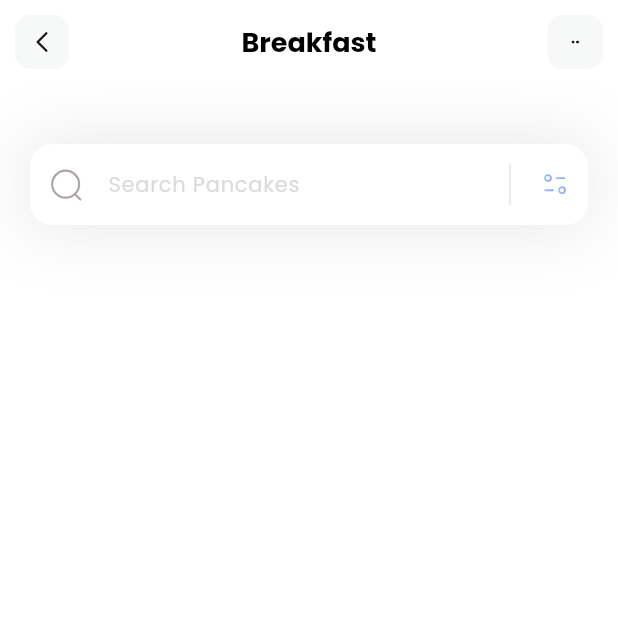
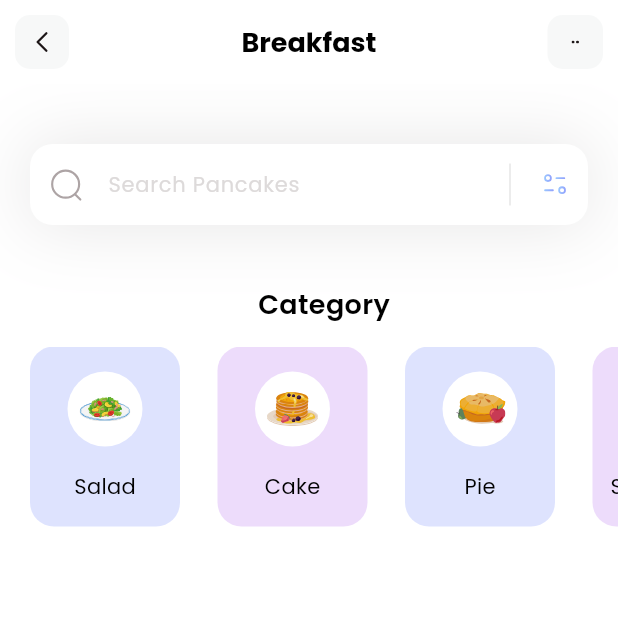
Before and after one commit to PeekingBad/MealApp, a Flutter app: the screen it shows after launch, on a phone screen of 412 x 824 dp, the top half of it. Run offline on Flutter 3.47's test engine with Material 3 defaults, Android fonts, the phone set to English and light mode, and no system bars; our stand-ins replace flutter_svg.

Commit message:
build - categories + model class

```diff
--- a/lib/main.dart
+++ b/lib/main.dart
@@ -14,7 +14,7 @@
     return  MaterialApp(
       debugShowCheckedModeBanner: false,
       theme: ThemeData(fontFamily: 'Poppins'),
-      home: const HomePage(),
+      home: HomePage(),
     );
   }
 }
--- /dev/null
+++ b/lib/models/category_model.dart
@@ -0,0 +1,53 @@
+import "package:flutter/material.dart";
+
+
+class CategoryModel {
+  String name;
+  String iconPath;
+  Color boxColor;
+
+  CategoryModel({
+    required this.name,
+    required this.iconPath,
+    required this.boxColor,
+  });
+
+ static List<CategoryModel> getCategories(){
+    List<CategoryModel> categories = [];
+
+    categories.add(
+      CategoryModel(
+        name: 'Salad',
+        iconPath: 'assets/icons/plate.svg',
+        boxColor: Color(0xff92A3FD)
+      )
+    );
+
+    categories.add(
+      CategoryModel(
+        name: 'Cake',
+        iconPath: 'assets/icons/pancakes.svg',
+        boxColor: Color(0xffC58Bf2)
+      )
+    );
+
+    categories.add(
+      CategoryModel(
+        name: 'Pie',
+        iconPath: 'assets/icons/pie.svg',
+        boxColor: Color(0xff92A3FD)
+      )
+    );
+
+    categories.add(
+      CategoryModel(
+        name: 'Smoothies',
+        iconPath: 'assets/icons/orange-snacks.svg',
+        boxColor: Color(0xffC58bf2)
+      )
+    );
+
+
+    return categories;
+  }
+}
--- /dev/null
+++ b/lib/models/diet_model.dart
@@ -0,0 +1,44 @@
+import "package:flutter/material.dart";
+
+class DietModel {
+  String name;
+  String iconPath;
+  String level;
+  String duration;
+  String calorie;
+  bool viewIsSelected;
+
+  DietModel(
+      {required this.name,
+      required this.iconPath,
+      required this.level,
+      required this.duration,
+      required this.calorie,
+      required this.viewIsSelected});
+
+  static List<DietModel> getDiets() {
+    List<DietModel> diets = [];
+
+    diets.add(DietModel(
+      name: 'Honey Pancake',
+      iconPath: 'assets/icons/honey-pancake.svg',
+      level: 'Easy',
+      duration: '30mins',
+      calorie: '180kCal',
+      viewIsSelected: true,
+    ));
+
+    diets.add(DietModel(
+      name: 'Canai Bread',
+      iconPath: 'assets/icons/canai-bread.svg',
+      level: 'Easy',
+      duration: '20mins',
+      calorie: '230kCal',
+      viewIsSelected: true,
+    ));
+
+
+
+    return diets;
+  }
+}
--- a/lib/pages/home.dart
+++ b/lib/pages/home.dart
@@ -1,34 +1,122 @@
+import "package:cookingbook/models/category_model.dart";
 import "package:flutter/material.dart";
 import "package:flutter_svg/svg.dart";
 
-class HomePage extends StatelessWidget {
-  const HomePage({super.key});
+class HomePage extends StatefulWidget {
+   HomePage({super.key});
+
+  @override
+  State<HomePage> createState() => _HomePageState();
+}
+
+class _HomePageState extends State<HomePage> {
+  List<CategoryModel> categories = [];
+
+  void _getCategories() {
+    categories = CategoryModel.getCategories();
+  }
+
+  @override
+  void initState() {
+    _getCategories();
+  }
 
   @override
   Widget build(BuildContext context) {
+    _getCategories();
     return Scaffold(
       appBar: appBar(),
       backgroundColor: Colors.white,
-      body: Column(children: [
-        _searchField()
+      body: Column(crossAxisAlignment: CrossAxisAlignment.start, children: [
+        _searchField(),
+        SizedBox(height: 40),
+        _categoriesSection()
       ]),
+    );
+  }
+
+  Column _categoriesSection() {
+    return Column(
+        children: [
+          Padding(
+            padding: const EdgeInsets.only(left: 20),
+            child: Text(
+              'Category',
+              style: TextStyle(
+                  color: Colors.black,
+                  fontSize: 18,
+                  fontWeight: FontWeight.w600),
+            ),
+          ),
+          SizedBox(
+            height: 15,
+          ),
+          Container(
+              height: 120,
+              child: ListView.separated(
+                itemCount: categories.length,
+                scrollDirection: Axis.horizontal,
+                padding: EdgeInsets.only(
+                  left: 20,
+                  right: 20,
+                ),
+                separatorBuilder: (context, index) => SizedBox(width: 25,),
+                itemBuilder: (context, index) {
+                  return Container(
+                    width: 100,
+                    decoration: BoxDecoration(
+                      color: categories[index].boxColor.withOpacity(0.3),
+                      borderRadius: BorderRadius.circular(16)
+                    ),
+                    child: Column(
+                      mainAxisAlignment: MainAxisAlignment.spaceEvenly,
+                      children: [
+                        Container(
+                          width: 50,
+                          height: 50,
+                          decoration: BoxDecoration(
+                            color: Colors.white,
+                            shape: BoxShape.circle
+                          ),
+                          child: Padding(
+                            padding: const EdgeInsets.all(8.0),
+                            child: SvgPicture.asset(categories[index].iconPath),
+                          ),
+                      ),
+                      Text(
+                        categories[index].name,
+                        style: TextStyle(
+                          fontWeight: FontWeight.w400,
+                          fontSize: 14,
+                          color: Colors.black,
+                        ),
+                      )
+                      ],
+                    ),
+                  );
+                },
+              ))
+        ],
       );
   }
 
   Container _searchField() {
     return Container(
-        margin: EdgeInsets.only(top: 40, left: 20, right: 20,),
-        decoration: BoxDecoration(
-          boxShadow: [
+      margin: EdgeInsets.only(
+        top: 40,
+        left: 20,
+        right: 20,
+      ),
+      decoration: BoxDecoration(boxShadow: [
         BoxShadow(
             color: Color(0xff1D1617).withOpacity(0.11),
             blurRadius: 40,
-              spreadRadius: 0.0
-            )
-          ]
-        ),
+            spreadRadius: 0.0)
+      ]),
       child: TextField(
-          decoration: InputDecoration(filled: true, fillColor: Colors.white,
+        decoration: InputDecoration(
+            filled: true,
+            fillColor: Colors.white,
             contentPadding: EdgeInsets.all(15),
             hintText: 'Search Pancakes',
             hintStyle: TextStyle(color: Color(0xffDDDADA), fontSize: 14),
@@ -56,11 +144,10 @@
                 ),
               ),
             ),
-          border: OutlineInputBorder(borderRadius: BorderRadius.circular(15),
+            border: OutlineInputBorder(
+              borderRadius: BorderRadius.circular(15),
               borderSide: BorderSide.none,
-          )
-          ),
-
+            )),
       ),
     );
   }
```
Lines whose indentation alone changed are shown as unchanged.
